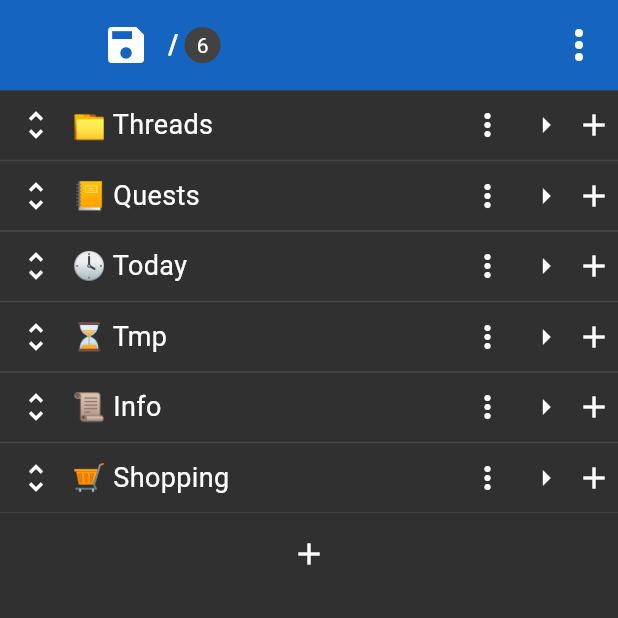
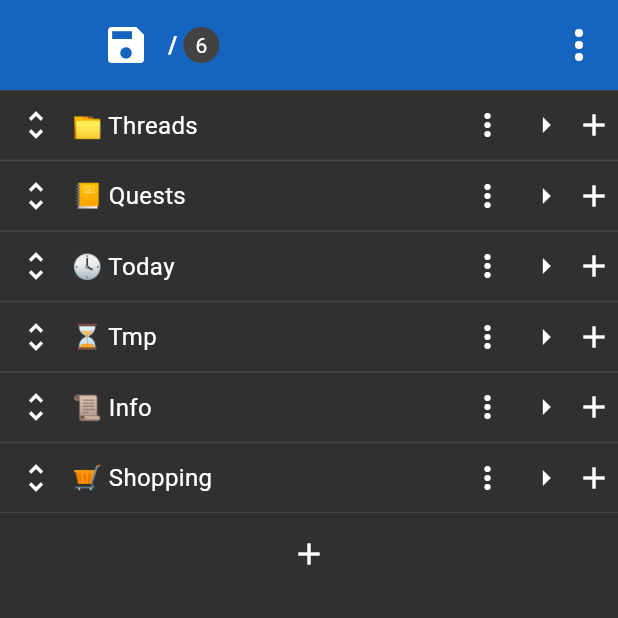
Before and after one commit to igrek51/todotree, a Flutter app: the screen it shows after launch, on a phone screen of 412 x 824 dp, the top half of it. Run offline on Flutter 3.47's test engine with Material 3 defaults, Android fonts, the phone set to English and light mode, and no system bars; our stand-ins replace confetti, file_picker, flutter_slidable, permission_handler, settings_ui, shared_preferences and 2 more; missing offline and left inert: move_to_background, window_manager, yaml_writer.

Commit message:
Add large font option

```diff
--- a/lib/services/settings_provider.dart
+++ b/lib/services/settings_provider.dart
@@ -46,4 +46,11 @@ class SettingsProvider {
   set swipeNavigation(bool value) {
     sharedPreferences?.setBool('swipeNavigation', value);
   }
+
+  bool get largeFont {
+    return sharedPreferences?.getBool('largeFont') ?? false;
+  }
+  set largeFont(bool value) {
+    sharedPreferences?.setBool('largeFont', value);
+  }
 }
--- a/lib/views/home/title_bar.dart
+++ b/lib/views/home/title_bar.dart
@@ -1,5 +1,6 @@
 import 'package:flutter/material.dart';
 import 'package:provider/provider.dart';
+import 'package:todotree/services/settings_provider.dart';
 
 import 'package:todotree/util/errors.dart';
 import 'package:todotree/services/main_menu_runner.dart';
@@ -102,6 +103,11 @@ class TitleBar extends StatelessWidget {
   }
 
   Widget _buildTitle(BuildContext context, BrowserState browserState) {
+    final settingsProvider = Provider.of<SettingsProvider>(context, listen: false);
+    final fontSize = switch (settingsProvider.largeFont) {
+      true => 18.0,
+      false => 16.0,
+    };
     List<Widget> rowChildren = [
       Flexible(
         child: Text(
@@ -110,7 +116,7 @@ class TitleBar extends StatelessWidget {
           style: TextStyle(
             color: Colors.white,
             fontWeight: FontWeight.bold,
-            fontSize: 18,
+            fontSize: fontSize,
           ),
         ),
       ),
--- a/lib/views/tree_browser/browser_widget.dart
+++ b/lib/views/tree_browser/browser_widget.dart
@@ -359,25 +359,34 @@ class TreeItemRow extends StatelessWidget {
 
   Widget buildMiddleText(BuildContext context) {
     final treeTraverser = Provider.of<TreeTraverser>(context, listen: false);
-    var child = switch (true) {
+    final settingsProvider = Provider.of<SettingsProvider>(context, listen: false);
+    final fontSize = switch (settingsProvider.largeFont) {
+      true => 18.0,
+      false => 16.0,
+    };
+    final padding = switch (settingsProvider.largeFont) {
+      true => const EdgeInsets.symmetric(vertical: 10),
+      false => const EdgeInsets.symmetric(vertical: 8),
+    };
+    final child = switch (true) {
       true when treeItem.isLink => Container(
-          padding: const EdgeInsets.symmetric(vertical: 10),
+          padding: padding,
           child: Text(
             treeTraverser.displayLinkName(treeItem),
             style: TextStyle(
               color: Color(0xFFD2D2D2),
-              fontSize: 18,
+              fontSize: fontSize,
               decoration: TextDecoration.underline,
             ),
           ),
         ),
       true when treeItem.isLeaf => Container(
-          padding: const EdgeInsets.symmetric(vertical: 10),
+          padding: padding,
           child: Text(
             treeItem.name,
             style: TextStyle(
               color: Colors.white,
-              fontSize: 18,
+              fontSize: fontSize,
             ),
           ),
         ),
@@ -385,12 +394,12 @@ class TreeItemRow extends StatelessWidget {
           children: [
             Expanded(
               child: Container(
-                padding: const EdgeInsets.symmetric(vertical: 10),
+                padding: padding,
                 child: Text(
                   treeItem.name,
                   style: TextStyle(
                     color: Colors.white,
-                    fontSize: 18,
+                    fontSize: fontSize,
                     fontWeight: FontWeight.bold,
                   ),
                 ),
```
Also changed, not shown: lib/views/settings/settings_page.dart (+14 -0 lines).
